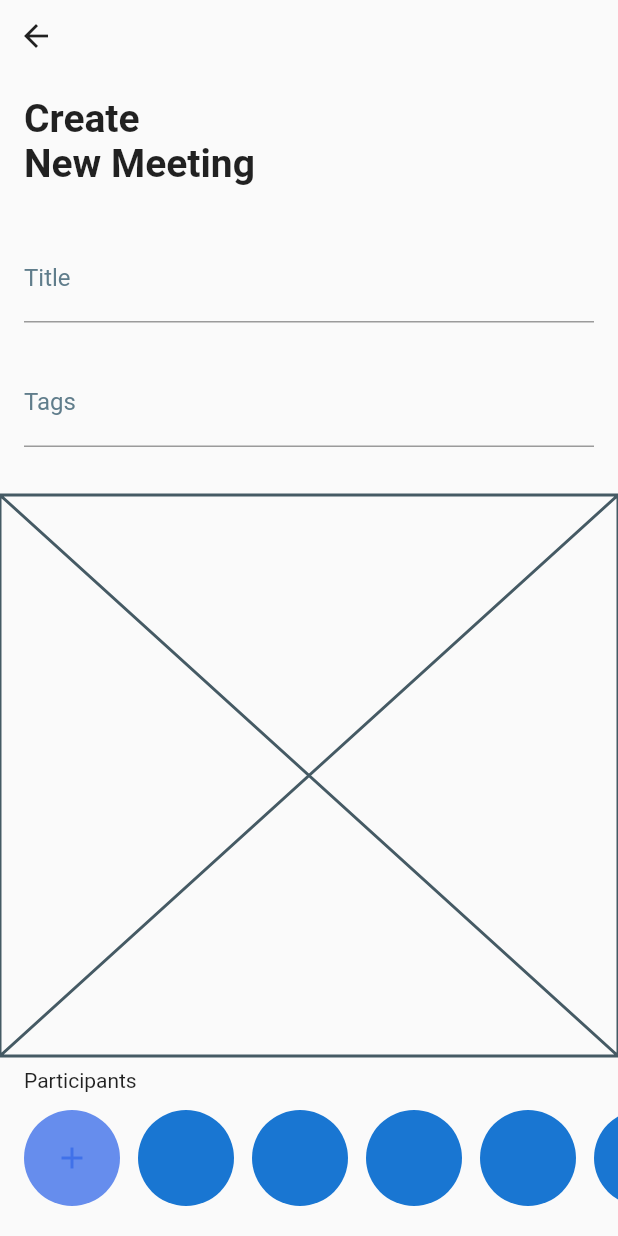
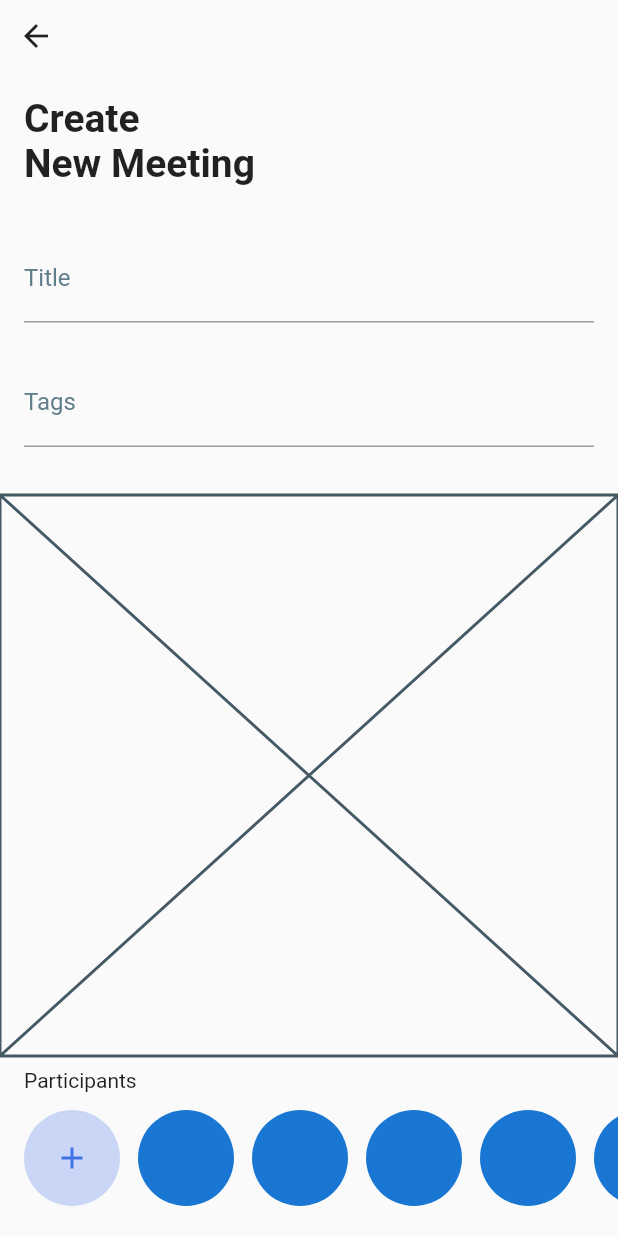
Before and after one commit to JAICHANGPARK/flutter_notebook_18th_story, a Flutter app: the screen it shows after launch, on a phone screen of 412 x 824 dp. Run offline on Flutter 3.47's test engine with Material 2 defaults, Android fonts, the phone set to English and light mode, and no system bars; our stand-ins replace cached_network_image, dotted_border, flutter_lorem, flutter_riverpod, flutter_svg, freezed_annotation and 4 more.

Commit message:
Update meeting_create_page.dart

```diff
--- a/lib/ep1088_meeting_app/src/ui/meeting_create_page.dart
+++ b/lib/ep1088_meeting_app/src/ui/meeting_create_page.dart
@@ -87,7 +87,7 @@ class _MeetingCreatePageState extends State<MeetingCreatePage> {
                               padding: EdgeInsets.only(right: 12),
                               child: CircleAvatar(
                                 radius: 32,
-                                backgroundColor: Color(0xff668DED),
+                                backgroundColor: Color(0x55668DED),
                                 child: Icon(Icons.add, color: Color(0xff4071e9),),
                               ),
                             );
```
